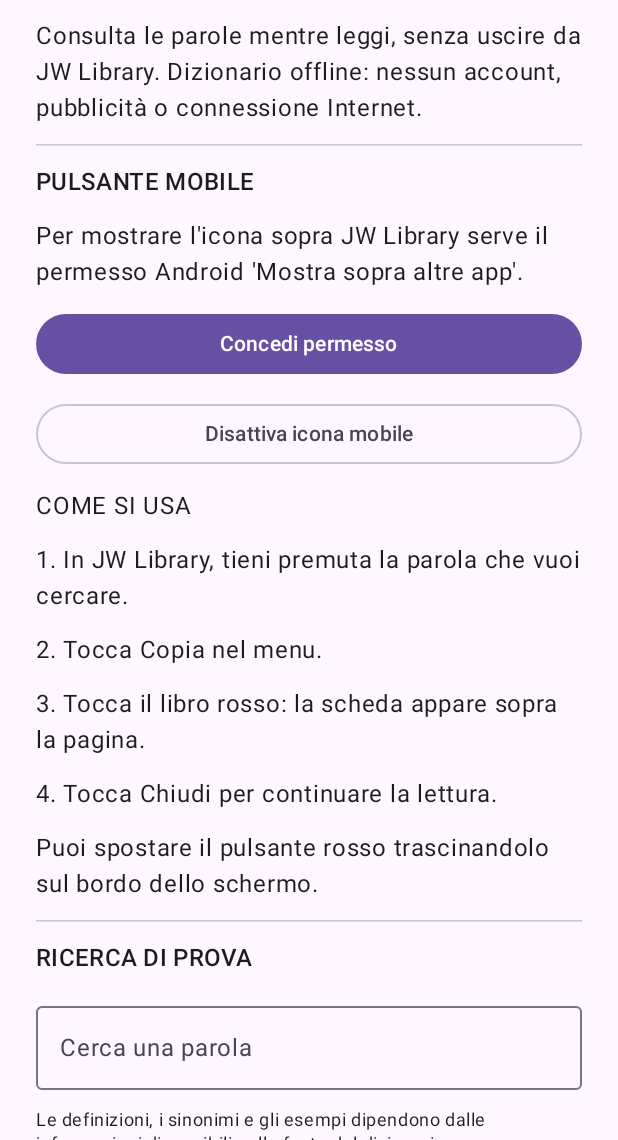
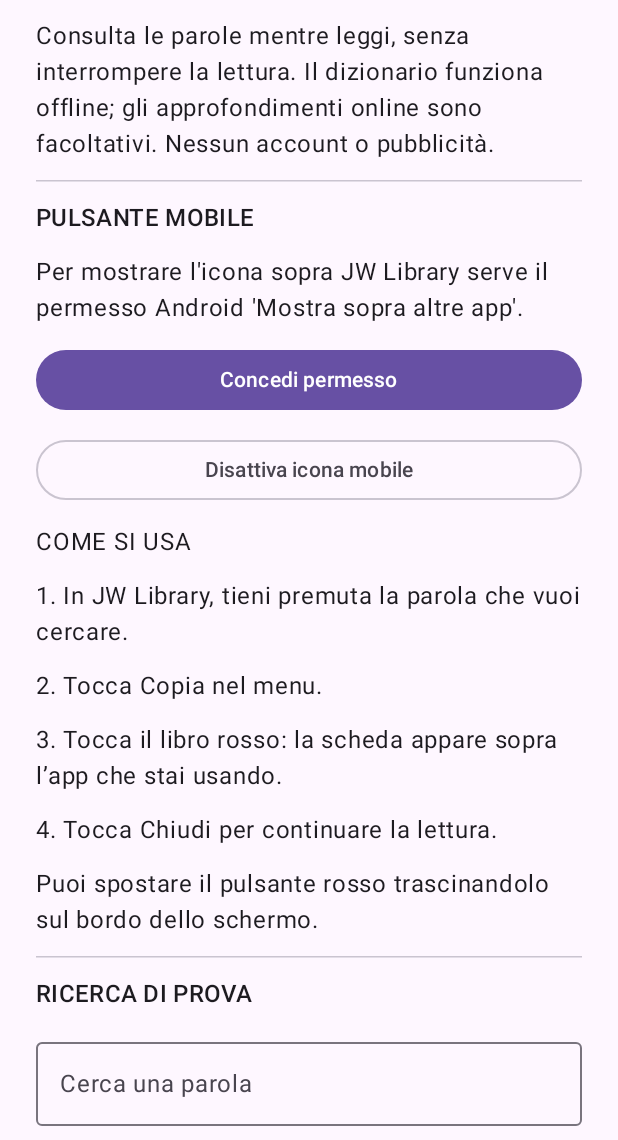
Before and after one commit to francesco80-hue/dizionario-popup, an Android app built with Jetpack Compose: the screen it shows after launch (MainActivity), on a phone screen of 412 x 824 dp, the part 96-1236 px from its top. Run offline under Robolectric (Android 15) with nearby library versions, the phone set to English and light mode, and no system bars.

Commit message:
Clarify offline dictionary and optional online sources

```diff
--- a/app/src/main/java/it/francesco/dizionariopopup/MainActivity.kt
+++ b/app/src/main/java/it/francesco/dizionariopopup/MainActivity.kt
@@ -28,7 +28,7 @@ class MainActivity : ComponentActivity() {
                 Scaffold { padding ->
                     Column(Modifier.padding(padding).fillMaxSize().verticalScroll(rememberScrollState()).padding(24.dp), verticalArrangement = Arrangement.spacedBy(12.dp)) {
                         Text("Dizionario Popup", style = MaterialTheme.typography.headlineLarge)
-                        Text("Consulta le parole mentre leggi, senza uscire da JW Library. Dizionario offline: nessun account, pubblicità o connessione Internet.")
+                        Text("Consulta le parole mentre leggi, senza interrompere la lettura. Il dizionario funziona offline; gli approfondimenti online sono facoltativi. Nessun account o pubblicità.")
                         HorizontalDivider()
                         Text("PULSANTE MOBILE", style = MaterialTheme.typography.titleMedium)
                         Text(if (overlayGranted) "Permesso finestra mobile autorizzato." else "Per mostrare l'icona sopra JW Library serve il permesso Android 'Mostra sopra altre app'.")
@@ -47,7 +47,7 @@ class MainActivity : ComponentActivity() {
                         Text("COME SI USA")
                         Text("1. In JW Library, tieni premuta la parola che vuoi cercare.")
                         Text("2. Tocca Copia nel menu.")
-                        Text("3. Tocca il libro rosso: la scheda appare sopra la pagina.")
+                        Text("3. Tocca il libro rosso: la scheda appare sopra l’app che stai usando.")
                         Text("4. Tocca Chiudi per continuare la lettura.")
                         Text("Puoi spostare il pulsante rosso trascinandolo sul bordo dello schermo.")
                         HorizontalDivider()
@@ -57,9 +57,9 @@ class MainActivity : ComponentActivity() {
                             Text(result.word, style = MaterialTheme.typography.headlineMedium)
                             Text(result.definition)
                             Text("Sinonimi: " + result.synonyms.joinToString(", "))
-                            Text("Approfondimento: " + result.encyclopedia)
+                            if (result.examples.isNotEmpty()) Text("Esempio: " + result.examples.first)
                         } else if (query.isNotBlank()) Text("Nessun risultato. Prova un'altra parola.")
-                        Text("Le definizioni, i sinonimi e gli esempi dipendono dalle informazioni disponibili nella fonte del dizionario.", style = MaterialTheme.typography.bodySmall)
+                        Text("Google, Wikipedia e altre fonti si aprono solo su richiesta e richiedono Internet. Il dizionario continua a funzionare offline.", style = MaterialTheme.typography.bodySmall)
                     }
                 }
             }
```
